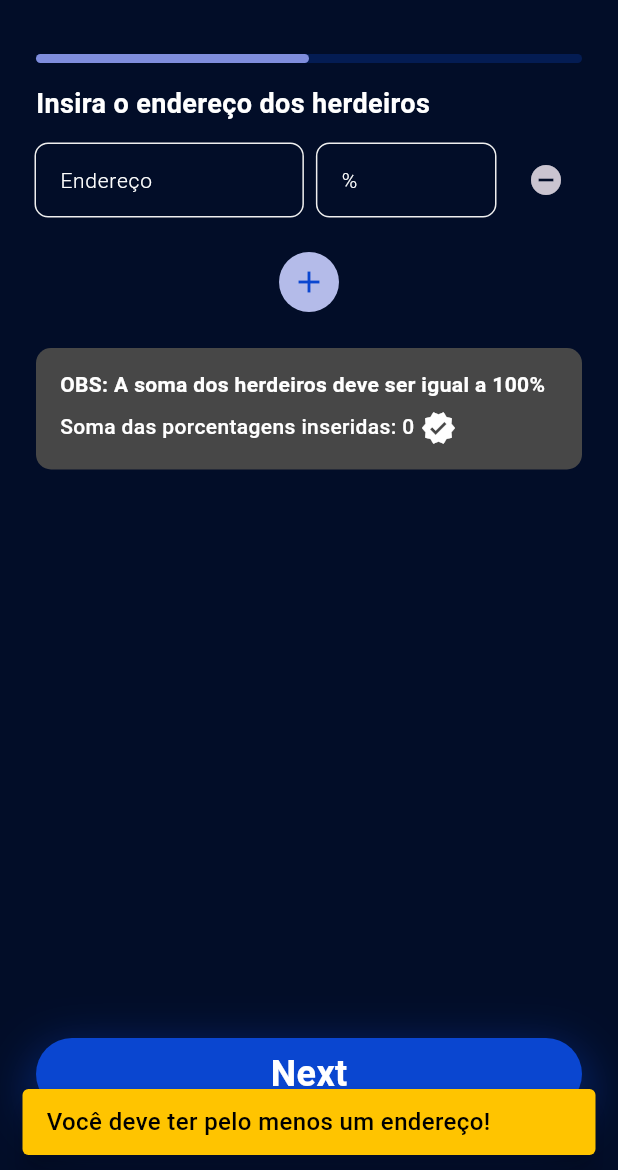
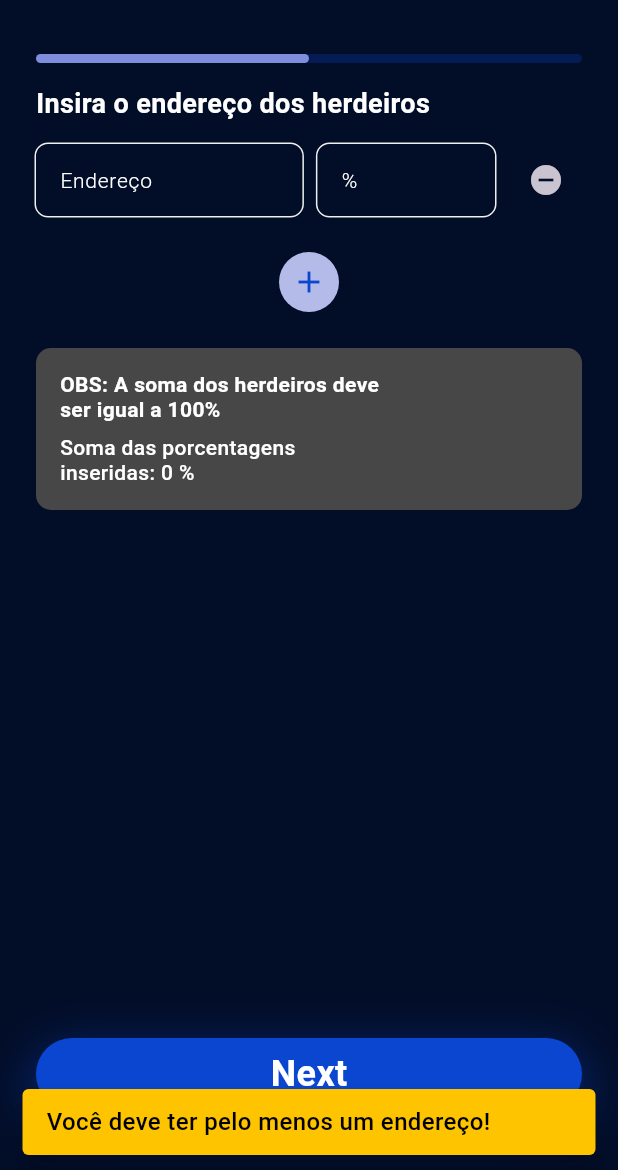
Before and after one commit to FelipeLemosBellini/tcc_heranca, a Flutter app: the AddressStepView screen opened by its route, after a tap on the "remove circle" icon, on a phone screen of 412 x 824 dp, the part 66-1236 px from its top. Run offline on Flutter 3.47's test engine with Material 3 defaults, Android fonts, the phone set to English and light mode, and no system bars; our stand-ins replace cloud_firestore, device_preview, firebase_auth, firebase_core, flutter_svg, fpdart and 3 more; accounts and stored records are empty; Roboto replaces fonts that are missing (Tektur).

Commit message:
add number_enabler_widget.dart

```diff
--- a/lib/ui/features/new_testament/address/address_step_view.dart
+++ b/lib/ui/features/new_testament/address/address_step_view.dart
@@ -109,7 +109,7 @@ class _AddressStepViewState extends State<AddressStepView> {
                               child: TextFieldWidget(
                                 controller: addressControllers[index],
                                 hintText: 'Endereço',
-                                focusNode: focusNodes[index],
+                                focusNode: FocusNode(),
                               ),
                             ),
                             const SizedBox(width: 10),
@@ -118,7 +118,7 @@ class _AddressStepViewState extends State<AddressStepView> {
                               child: TextFieldWidget(
                                 controller: percentageControllers[index],
                                 hintText: '%',
-                                focusNode: FocusNode(),
+                                focusNode: focusNodes[index],
                                 keyboardType: TextInputType.number,
                                 maxLines: 1,
                               ),
@@ -127,21 +127,7 @@ class _AddressStepViewState extends State<AddressStepView> {
                             IconButton(
                               icon: const Icon(Icons.remove_circle),
                               onPressed: () {
-                                setState(() {
-                                  if (addressControllers.length == 1) {
-                                    AlertHelper.showAlertSnackBar(
-                                      context: context,
-                                      alertData: AlertData(
-                                        message: 'Você deve ter pelo menos um endereço!',
-                                        errorType: ErrorType.warning,
-                                      ),
-                                    );
-                                  } else {
-                                    addressControllers.removeAt(index);
-                                    percentageControllers.removeAt(index);
-                                    focusNodes.removeAt(index);
-                                  }
-                                });
+                                _removeField(index);
                               },
                             ),
                           ],
@@ -194,6 +180,24 @@ class _AddressStepViewState extends State<AddressStepView> {
 
     context.push(RouterApp.proofOfLifeStep);
   }
+
+  void _removeField(int index) {
+    if (addressControllers.length == 1) {
+      AlertHelper.showAlertSnackBar(
+        context: context,
+        alertData: AlertData(
+          message: 'Você deve ter pelo menos um endereço!',
+          errorType: ErrorType.warning,
+        ),
+      );
+    } else {
+      setState(() {
+        addressControllers.removeAt(index);
+        percentageControllers.removeAt(index);
+        focusNodes.removeAt(index);
+      });
+    }
+  }
 }
 
 bool isValidEthereumAddress(String address) {
--- a/lib/ui/features/new_testament/widgets/number_enabler_widget.dart
+++ b/lib/ui/features/new_testament/widgets/number_enabler_widget.dart
@@ -9,33 +9,42 @@ class NumberEnablerWidget extends StatelessWidget {
 
   @override
   Widget build(BuildContext context) {
-    TextStyle counterStyle =
-        counter == 100
-            ? AppFonts.bodySmallMedium.copyWith(color: AppColors.success2)
-            : counter > 100
-            ? AppFonts.bodySmallMedium.copyWith(color: AppColors.error2)
-            : AppFonts.bodySmallMedium;
-    return Container(
-      padding: EdgeInsets.all(16),
+    return DecoratedBox(
       decoration: BoxDecoration(
         borderRadius: BorderRadius.all(Radius.circular(10)),
         color: AppColors.gray7,
       ),
+      child: Padding(
+        padding: const EdgeInsets.all(16),
         child: Column(
           crossAxisAlignment: CrossAxisAlignment.start,
           children: [
-          Text("OBS: A soma dos herdeiros deve ser igual a 100%", style: AppFonts.bodySmallBold),
+            Text("OBS: A soma dos herdeiros deve \nser igual a 100%", style: AppFonts.bodySmallBold),
             SizedBox(height: 8),
             Row(
               children: [
-              Text("Soma das porcentagens inseridas: ", style: AppFonts.bodySmallMedium),
-              Text("$counter", style: counterStyle),
+                Flexible(
+                  flex: 3,
+                  child: Text(
+                    "Soma das porcentagens \ninseridas: $counter %",
+                    style: AppFonts.bodySmallMedium,
+                  ),
+                ),
                 SizedBox(width: 4),
-              Icon(Icons.verified),
+                Flexible(
+                  flex: 1,
+                  child:
+                      counter > 100
+                          ? Icon(Icons.close_sharp, color: AppColors.error3)
+                          : counter == 100
+                          ? Icon(Icons.verified, color: AppColors.success2)
+                          : SizedBox.shrink(),
+                ),
               ],
             ),
           ],
         ),
+      ),
     );
   }
 }
--- a/lib/ui/helpers/app_colors.dart
+++ b/lib/ui/helpers/app_colors.dart
@@ -23,6 +23,7 @@ abstract class AppColors {
   //errorColor
   static Color error = const Color(0xffad0423);
   static Color error2 = const Color(0xffffacb9);
+  static Color error3 = const Color(0xfffa546d);
 
   //warningColor
   static Color warning = const Color(0xFFffc400);
```
Lines whose indentation alone changed are shown as unchanged.
